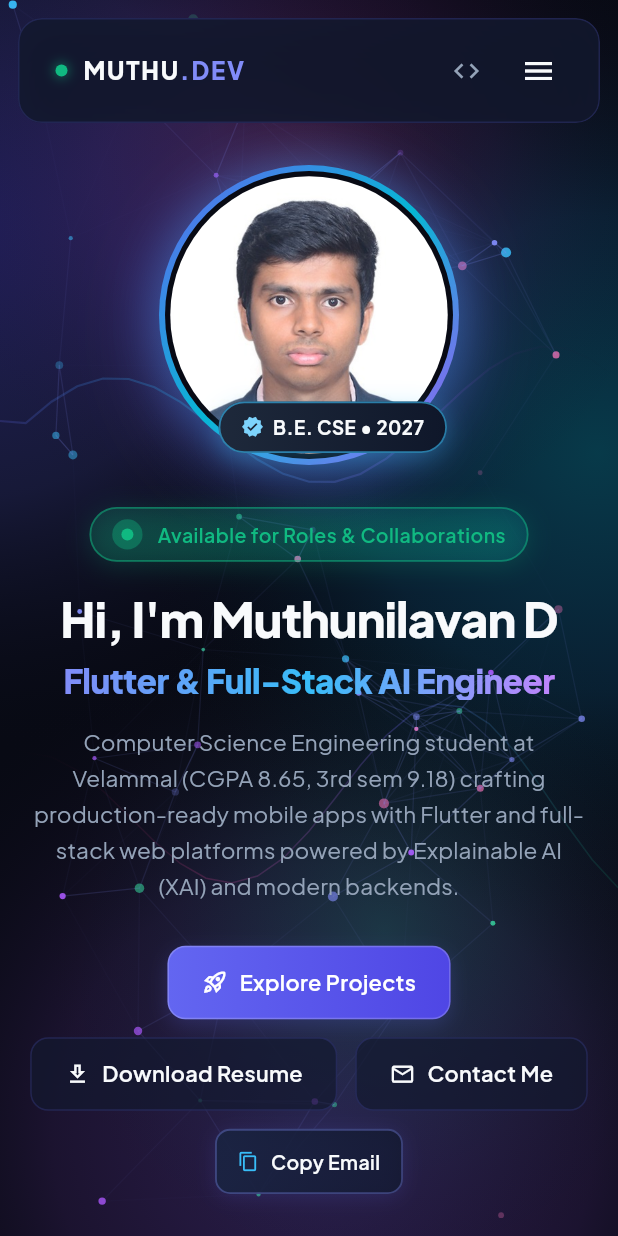
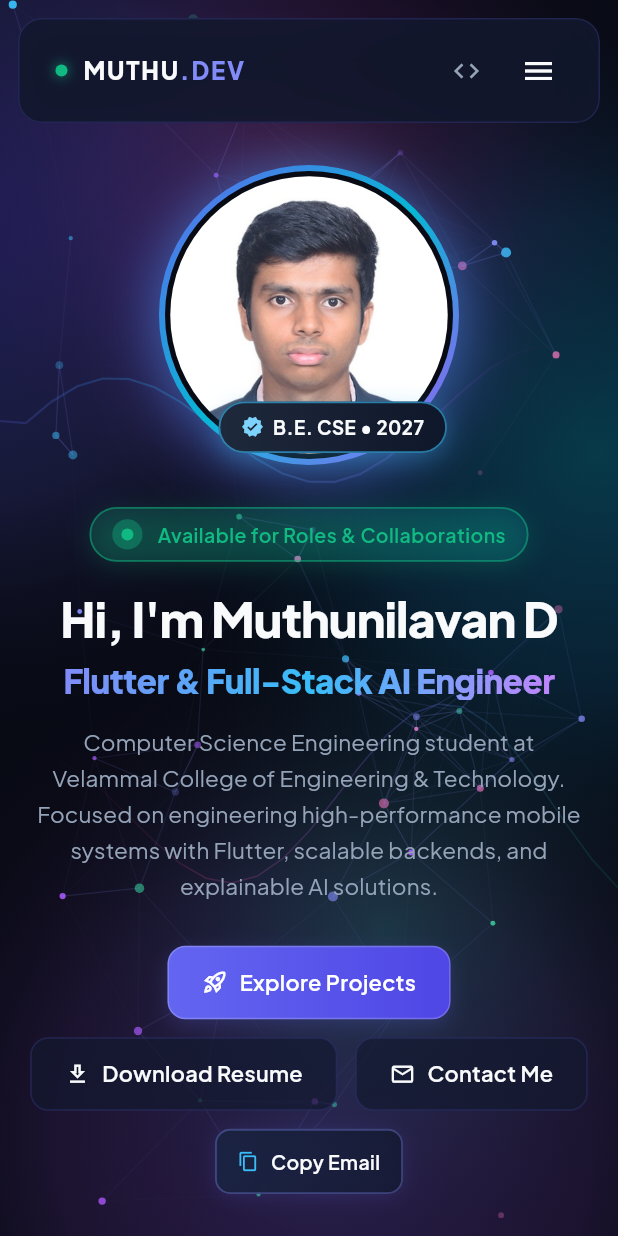
Before and after one commit to Muthunilavan-D/portfolio_dmn, a Flutter app: the screen it shows after launch, after a tap on "Explore Projects", after a tap on "MUTHU", on a phone screen of 412 x 824 dp. Run offline on Flutter 3.47's test engine with Material 3 defaults, Android fonts, the phone set to English and light mode, and no system bars; our stand-ins replace google_fonts; missing offline and left inert: dart:html.

Commit message:
feat: add anime comets to background and humble engineering copy in hero/about

```diff
--- a/lib/sections/about_section.dart
+++ b/lib/sections/about_section.dart
@@ -127,8 +127,8 @@ class AboutSection extends StatelessWidget {
             title: 'Education & Growth',
             subtitle: 'Velammal College of Engineering',
             description:
-                'Pursuing B.E. in Computer Science (2023–2027) with an 8.65 CGPA and 9.18 in 3rd semester. Passionate about collaborative development, hackathons, and high-impact systems.',
-            tags: ['8.65 CGPA', 'Sem 3 GPA 9.18', 'Hackathon Winner'],
+                'Pursuing B.E. in Computer Science (2023–2027) at Velammal College of Engineering and Technology. Passionate about core CS fundamentals, clean software architecture, and collaborative problem-solving.',
+            tags: ['CS Fundamentals', 'Clean Code', 'Continuous Learning'],
             accentColor: Color(0xFF10B981), // Emerald
           ),
         ),
@@ -164,8 +164,8 @@ class AboutSection extends StatelessWidget {
           title: 'Education & Growth',
           subtitle: 'Velammal College of Engineering',
           description:
-              'Pursuing B.E. in Computer Science (2023–2027) with an 8.65 CGPA and 9.18 in 3rd semester. Passionate about collaborative development, hackathons, and high-impact systems.',
-          tags: ['8.65 CGPA', 'Sem 3 GPA 9.18', 'Hackathon Winner'],
+              'Pursuing B.E. in Computer Science (2023–2027) at Velammal College of Engineering and Technology. Passionate about core CS fundamentals, clean software architecture, and collaborative problem-solving.',
+          tags: ['CS Fundamentals', 'Clean Code', 'Continuous Learning'],
           accentColor: Color(0xFF10B981),
         ),
       ],
--- a/lib/sections/hero_section.dart
+++ b/lib/sections/hero_section.dart
@@ -313,7 +313,7 @@ class _HeroSectionState extends State<HeroSection>
 
   Widget _buildTagline({required bool isMobile}) {
     return Text(
-      'Computer Science Engineering student at Velammal (CGPA 8.65, 3rd sem 9.18) crafting production-ready mobile apps with Flutter and full-stack web platforms powered by Explainable AI (XAI) and modern backends.',
+      'Computer Science Engineering student at Velammal College of Engineering & Technology. Focused on engineering high-performance mobile systems with Flutter, scalable backends, and explainable AI solutions.',
       textAlign: isMobile ? TextAlign.center : TextAlign.start,
       style: TextStyle(
         fontSize: isMobile ? 15 : 16.5,
@@ -521,29 +521,29 @@ class _HeroSectionState extends State<HeroSection>
       {
         'val': '5+',
         'label': 'Projects Shipped',
-        'sub': 'Flutter, Node & XAI',
+        'sub': 'Flutter, Node & AI',
         'icon': Icons.folder_outlined,
         'color': const Color(0xFF6366F1), // Indigo
       },
       {
-        'val': '8.65',
-        'label': 'B.E. CGPA',
-        'sub': 'Sem 3 GPA: 9.18',
-        'icon': Icons.school_outlined,
+        'val': 'Full-Stack',
+        'label': 'Cross-Platform',
+        'sub': 'Mobile, Web & APIs',
+        'icon': Icons.layers_outlined,
         'color': const Color(0xFF06B6D4), // Cyan
       },
       {
-        'val': 'Winner',
-        'label': 'Euphoria AI Sprint',
-        'sub': '1st Prize Hackathon',
-        'icon': Icons.emoji_events_outlined,
-        'color': const Color(0xFFF59E0B), // Amber Gold
+        'val': 'AI & XAI',
+        'label': 'Applied Intelligence',
+        'sub': 'SHAP & LLM Workflows',
+        'icon': Icons.psychology_outlined,
+        'color': const Color(0xFFA855F7), // Violet
       },
       {
         'val': 'AstroWeb',
         'label': 'Flutter Intern',
-        'sub': 'Mobile & Cloud APIs',
-        'icon': Icons.layers_outlined,
+        'sub': 'Commercial Experience',
+        'icon': Icons.business_center_outlined,
         'color': const Color(0xFF10B981), // Emerald
       },
     ];
--- a/lib/widgets/animated_background.dart
+++ b/lib/widgets/animated_background.dart
@@ -24,7 +24,7 @@ class _AnimatedBackgroundState extends State<AnimatedBackground>
       duration: const Duration(seconds: 20),
     )..repeat();
 
-    // Generate 55 dynamic particles with colorful hues
+    // 55 dynamic particles with astrological / cosmic hues
     final colors = [
       const Color(0xFF818CF8), // Indigo
       const Color(0xFF38BDF8), // Cyan
@@ -140,7 +140,7 @@ class _LiveAuroraParticlePainter extends CustomPainter {
   void paint(Canvas canvas, Size size) {
     final double angle = progress * 2 * pi;
 
-    // 1. Vibrant Multi-Color Layered Aurora Nebulae (Living fluid background)
+    // 1. Vibrant Multi-Color Layered Aurora Nebulae (Living fluid galaxy background)
     // Layer A: Royal Indigo Glow (Top Left)
     final double aX = size.width * 0.20 + cos(angle) * 110;
     final double aY = size.height * 0.20 + sin(angle) * 70;
@@ -222,7 +222,10 @@ class _LiveAuroraParticlePainter extends CustomPainter {
     // 3. Interactive Living Constellation Network
     _drawConstellationNetwork(canvas, size);
 
-    // 4. Interactive Mouse-Following Aurora Glow
+    // 4. Anime Comets / Shooting Stars Moving Diagonally Across the Sky
+    _drawAnimeComets(canvas, size);
+
+    // 5. Interactive Mouse-Following Aurora Glow
     if (mousePosition != null) {
       final double cursorRadius = 340.0;
       final Paint mousePaint = Paint()
@@ -360,6 +363,157 @@ class _LiveAuroraParticlePainter extends CustomPainter {
     }
   }
 
+  /// Anime-style diagonal comets with tapered luminous trails and stardust sparkles
+  void _drawAnimeComets(Canvas canvas, Size size) {
+    // Comet 1: Primary brilliant celestial comet (sweeps top-right to bottom-left)
+    _renderComet(
+      canvas: canvas,
+      size: size,
+      startProgress: 0.05,
+      durationProgress: 0.14,
+      start: Offset(size.width * 0.95, size.height * -0.05),
+      end: Offset(size.width * 0.05, size.height * 0.75),
+      headColor: Colors.white,
+      trailColor: const Color(0xFF38BDF8), // Cyan
+      dustColor: const Color(0xFFA855F7), // Violet
+      tailLength: 280.0,
+      headRadius: 3.5,
+    );
+
+    // Comet 2: Twin secondary shooting star (sweeps top-left to bottom-right)
+    _renderComet(
+      canvas: canvas,
+      size: size,
+      startProgress: 0.40,
+      durationProgress: 0.12,
+      start: Offset(size.width * 0.15, size.height * -0.05),
+      end: Offset(size.width * 0.85, size.height * 0.65),
+      headColor: Colors.white,
+      trailColor: const Color(0xFF818CF8), // Indigo
+      dustColor: const Color(0xFFEC4899), // Rose
+      tailLength: 220.0,
+      headRadius: 2.8,
+    );
+
+    // Comet 3: Swift midnight meteor (sweeps upper right quadrant)
+    _renderComet(
+      canvas: canvas,
+      size: size,
+      startProgress: 0.72,
+      durationProgress: 0.11,
+      start: Offset(size.width * 0.85, size.height * 0.15),
+      end: Offset(size.width * 0.20, size.height * 0.85),
+      headColor: Colors.white,
+      trailColor: const Color(0xFF06B6D4), // Turquoise
+      dustColor: const Color(0xFF10B981), // Emerald
+      tailLength: 240.0,
+      headRadius: 3.0,
+    );
+  }
+
+  void _renderComet({
+    required Canvas canvas,
+    required Size size,
+    required double startProgress,
+    required double durationProgress,
+    required Offset start,
+    required Offset end,
+    required Color headColor,
+    required Color trailColor,
+    required Color dustColor,
+    required double tailLength,
+    required double headRadius,
+  }) {
+    // Check if comet is currently in its active streak window
+    double t = (progress - startProgress) / durationProgress;
+    if (t < 0.0 || t > 1.0) return;
+
+    // Smooth movement along diagonal
+    final double headX = start.dx + (end.dx - start.dx) * t;
+    final double headY = start.dy + (end.dy - start.dy) * t;
+
+    // Movement unit vector
+    final double dx = end.dx - start.dx;
+    final double dy = end.dy - start.dy;
+    final double dist = sqrt(dx * dx + dy * dy);
+    if (dist == 0) return;
+    final double dirX = dx / dist;
+    final double dirY = dy / dist;
+
+    // Perpendicular unit vector
+    final double perpX = -dirY;
+    final double perpY = dirX;
+
+    // Smooth fade in / out envelope
+    final double cometAlpha = sin(t * pi);
+    if (cometAlpha <= 0.01) return;
+
+    // Tail end position
+    final double currentTailLength = tailLength * (0.8 + 0.4 * sin(t * pi));
+    final double tailEndX = headX - dirX * currentTailLength;
+    final double tailEndY = headY - dirY * currentTailLength;
+
+    // 1. Tapered Anime Tail Polygon
+    final path = Path();
+    const double headWidth = 3.6;
+    path.moveTo(tailEndX, tailEndY);
+    path.lineTo(headX + perpX * headWidth, headY + perpY * headWidth);
+    path.lineTo(headX + dirX * 3.0, headY + dirY * 3.0);
+    path.lineTo(headX - perpX * headWidth, headY - perpY * headWidth);
+    path.close();
+
+    final tailPaint = Paint()
+      ..shader = LinearGradient(
+        begin: Alignment.topLeft,
+        end: Alignment.bottomRight,
+        colors: [
+          Colors.transparent,
+          trailColor.withValues(alpha: 0.25 * cometAlpha),
+          trailColor.withValues(alpha: 0.85 * cometAlpha),
+          headColor.withValues(alpha: 0.95 * cometAlpha),
+        ],
+        stops: const [0.0, 0.4, 0.85, 1.0],
+      ).createShader(Rect.fromPoints(Offset(tailEndX, tailEndY), Offset(headX, headY)))
+      ..style = PaintingStyle.fill;
+
+    canvas.drawPath(path, tailPaint);
+
+    // 2. Head Radiant Core Glow
+    final Paint headGlow = Paint()
+      ..shader = RadialGradient(
+        colors: [
+          headColor.withValues(alpha: 1.0 * cometAlpha),
+          trailColor.withValues(alpha: 0.7 * cometAlpha),
+          Colors.transparent,
+        ],
+        stops: const [0.0, 0.35, 1.0],
+      ).createShader(Rect.fromCircle(center: Offset(headX, headY), radius: headRadius * 4));
+
+    canvas.drawCircle(Offset(headX, headY), headRadius * 4, headGlow);
+
+    // Inner bright white core
+    final Paint corePaint = Paint()
+      ..color = Colors.white.withValues(alpha: cometAlpha)
+      ..style = PaintingStyle.fill;
+    canvas.drawCircle(Offset(headX, headY), headRadius, corePaint);
+
+    // 3. Stardust Trail Sparkles
+    final dustPaint = Paint()..style = PaintingStyle.fill;
+    for (int i = 1; i <= 7; i++) {
+      final double fraction = i / 8.0;
+      final double d = currentTailLength * fraction;
+      final double jitter = sin((t * 20) + i) * 5.0;
+
+      final double sX = headX - dirX * d + perpX * jitter;
+      final double sY = headY - dirY * d + perpY * jitter;
+
+      final double dustAlpha = ((1.0 - fraction) * cometAlpha * 0.8).clamp(0.0, 1.0);
+      dustPaint.color = (i % 2 == 0 ? dustColor : trailColor).withValues(alpha: dustAlpha);
+
+      canvas.drawCircle(Offset(sX, sY), 1.2 * (1.0 - fraction * 0.5), dustPaint);
+    }
+  }
+
   @override
   bool shouldRepaint(_LiveAuroraParticlePainter oldDelegate) => true;
 }
```
Also changed, not shown: assets/fonts/MaterialIcons-Regular.otf, 5 other files.
